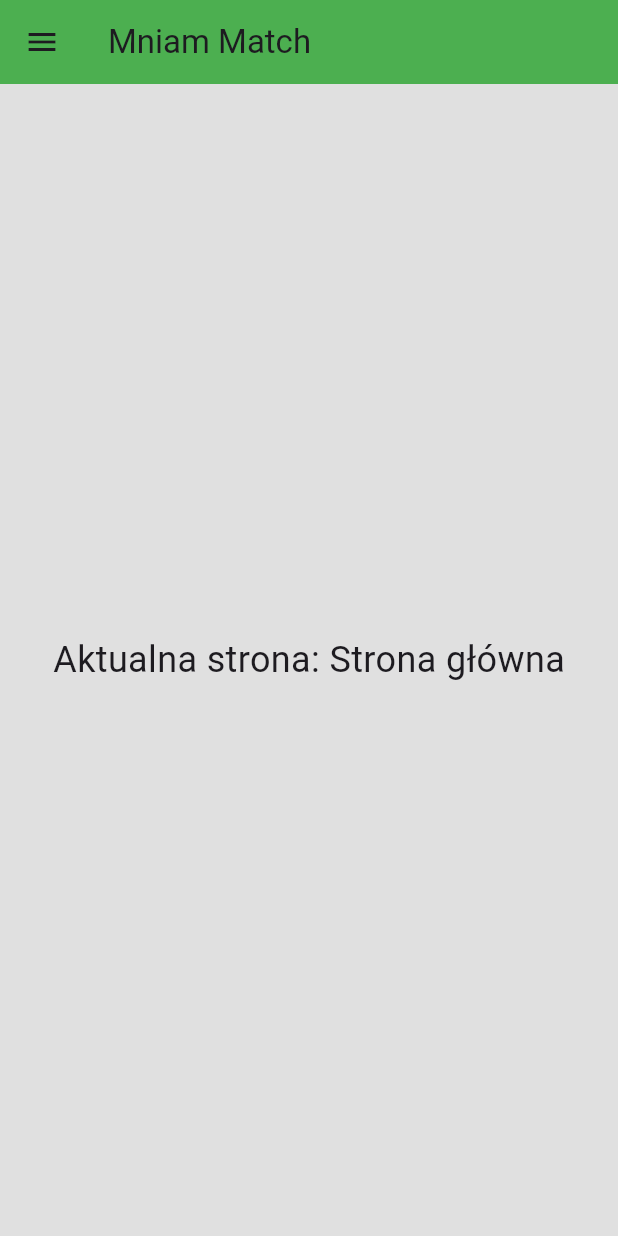
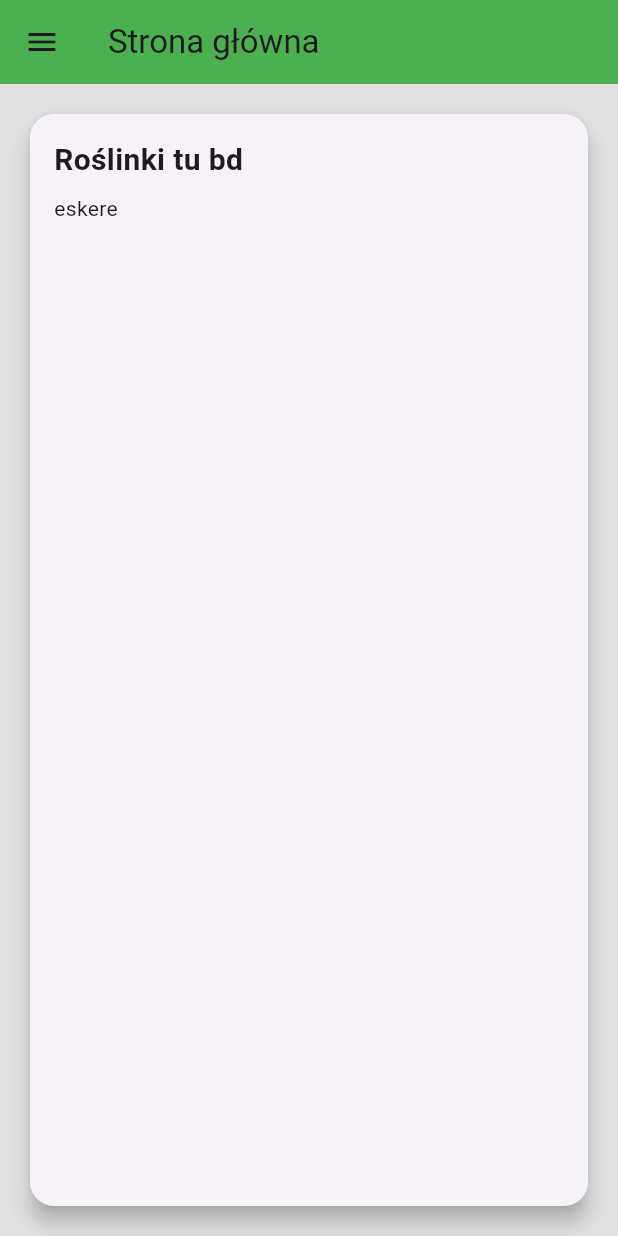
Before and after one commit to swiczka/hackcarpathia2025ogrody, a Flutter app: the screen it shows after launch, on a phone screen of 412 x 824 dp. Run offline on Flutter 3.47's test engine with Material 3 defaults, Android fonts, the phone set to English and light mode, and no system bars.

Commit message:
update głównej

```diff
--- a/lib/main.dart
+++ b/lib/main.dart
@@ -11,7 +11,6 @@ class MyApp extends StatelessWidget {
   @override
   Widget build(BuildContext context) {
     return MaterialApp(
-      title: 'Mniam Match',
       theme: ThemeData(
         scaffoldBackgroundColor: Colors.grey[300],
         appBarTheme: const AppBarTheme(
@@ -24,7 +23,7 @@ class MyApp extends StatelessWidget {
           ),
         ),
       ),
-      home: const MyHomePage(title: 'Mniam Match'),
+      home: const MyHomePage(title: 'Strona główna'),
       debugShowCheckedModeBanner: false,
     );
   }
@@ -88,12 +87,32 @@ class _MyHomePageState extends State<MyHomePage> {
           ],
         ),
       ),
-      body: Center(
-        child: Text(
-          'Aktualna strona: $_selectedPage',
-          style: const TextStyle(fontSize: 24),
+
+        body: Padding(
+          padding: const EdgeInsets.all(16.0),
+          child: Card(
+            elevation: 6,
+            shape: RoundedRectangleBorder(
+              borderRadius: BorderRadius.circular(16),
+            ),
+            child: Container(
+              width: double.infinity,
+              height: 900,
+              padding: const EdgeInsets.all(16),
+              child: Column(
+                crossAxisAlignment: CrossAxisAlignment.start,
+                children: const [
+                  Text(
+                    'Roślinki tu bd',
+                    style: TextStyle(fontSize: 20, fontWeight: FontWeight.bold),
+                  ),
+                  SizedBox(height: 8),
+                  Text('eskere'),
+                ],
+              ),
+            ),
+          ),
         ),
-      ),
     );
   }
 }
--- a/lib/pages/homepage.dart
+++ /dev/null
@@ -1,22 +0,0 @@
-import 'package:flutter/cupertino.dart';
-import 'package:flutter/material.dart';
-
-class MyHomePage extends StatefulWidget {
-  const MyHomePage({super.key, required this.title});
-  final String title;
-
-  @override
-  State<MyHomePage> createState() => _MyHomePageState();
-}
-
-class _MyHomePageState extends State<MyHomePage> {
-
-
-
-  @override
-  Widget build(BuildContext context) {
-    return Scaffold(
-
-    );
-  }
-}
```
